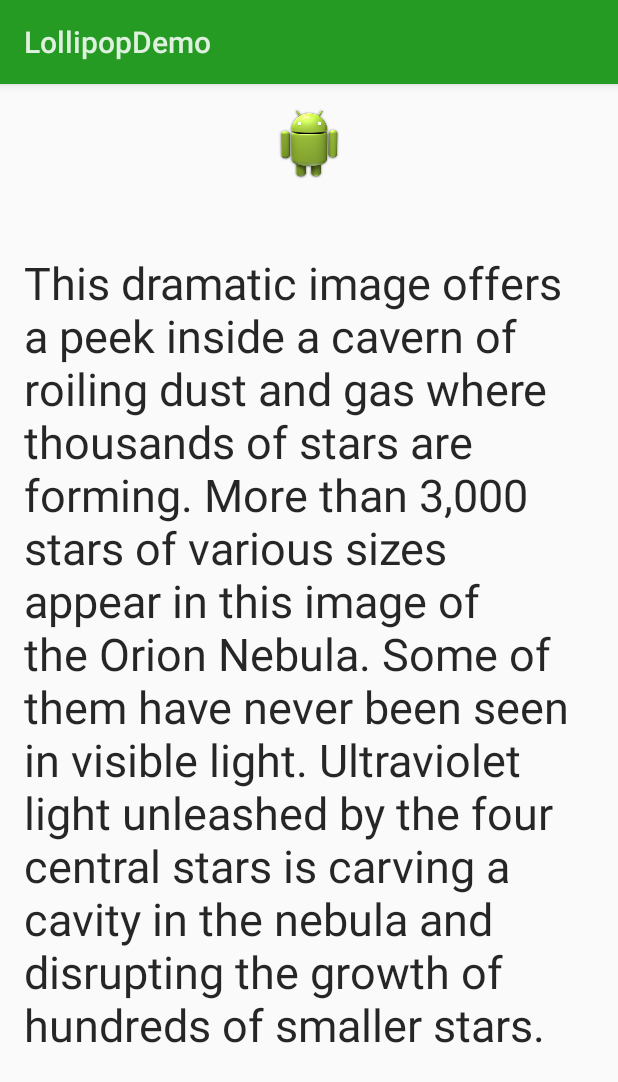
After one commit to ToxicBakery/LollipopDemo, an Android app: the layout activity_demo_shared_view_detail.xml on its own in the app's theme, with its tools: preview values and no code run, on a phone screen of 412 x 824 dp. The commit adds this screen. Shown: the top 1082 px of the screen. Run offline under Robolectric (Android 15) with nearby library versions, the phone set to English and light mode, and no system bars.

Commit message:
finished new activity transitions

```diff
--- a/mobile/src/main/java/com/ToxicBakery/lollipop/MainActivity.java
+++ b/mobile/src/main/java/com/ToxicBakery/lollipop/MainActivity.java
@@ -13,11 +13,11 @@ import android.widget.ListView;
 import android.widget.TextView;
 
 import com.ToxicBakery.lollipop.demo.CardViewActivity;
+import com.ToxicBakery.lollipop.demo.NewActivityTransitionsActivity;
 import com.ToxicBakery.lollipop.demo.RealtimeShadowsActivity;
 import com.ToxicBakery.lollipop.demo.RecyclerViewActivity;
 import com.ToxicBakery.lollipop.demo.RevealActivity;
 import com.ToxicBakery.lollipop.demo.RippleActivity;
-import com.ToxicBakery.lollipop.demo.SharedViewActivity;
 
 public class MainActivity extends Activity implements AdapterView.OnItemClickListener {
 
@@ -27,7 +27,7 @@ public class MainActivity extends Activity implements AdapterView.OnItemClickLis
             , new Demonstration(RecyclerViewActivity.class, R.string.demo_recycler_view)
             , new Demonstration(RevealActivity.class, R.string.demo_reveal)
             , new Demonstration(RippleActivity.class, R.string.demo_ripple)
-            , new Demonstration(SharedViewActivity.class, R.string.demo_shared_view)
+            , new Demonstration(NewActivityTransitionsActivity.class, R.string.demo_activity_transitions)
     };
 
     private ListView listViewDemos;
--- /dev/null
+++ b/mobile/src/main/res/layout/activity_demo_shared_view_detail.xml
@@ -0,0 +1,29 @@
+<?xml version="1.0" encoding="utf-8"?>
+
+<LinearLayout
+    xmlns:android="http://schemas.android.com/apk/res/android"
+    android:orientation="vertical"
+    android:layout_width="match_parent"
+    android:layout_height="match_parent">
+
+    <ImageView
+        android:layout_margin="@dimen/activity_horizontal_margin"
+        android:id="@+id/imageView"
+        android:layout_width="match_parent"
+        android:layout_height="wrap_content"
+        android:transitionName="sharedImage"
+        android:src="@drawable/ic_launcher"
+        android:layout_gravity="center_horizontal" />
+
+    <TextView
+        android:padding="@dimen/activity_vertical_margin"
+        android:layout_marginTop="@dimen/activity_vertical_margin"
+        android:layout_width="wrap_content"
+        android:layout_height="wrap_content"
+        android:textAppearance="?android:attr/textAppearanceMedium"
+        android:text="@string/space_picture_detail_text"
+        android:id="@+id/textView"
+        android:layout_gravity="center_horizontal" />
+
+
+</LinearLayout>
--- /dev/null
+++ b/mobile/src/main/res/transition/change_image_transform.xml
@@ -0,0 +1,5 @@
+<?xml version="1.0" encoding="utf-8"?>
+
+<transitionSet xmlns:android="http://schemas.android.com/apk/res/android">
+    <changeImageTransform/>
+</transitionSet>
--- a/mobile/src/main/res/values/strings.xml
+++ b/mobile/src/main/res/values/strings.xml
@@ -18,7 +18,8 @@
     <string name="demo_ripple">Ripple</string>
     <string name="demo_ripple_button">Rip It!</string>
     <!-- SharedView -->
-    <string name="demo_shared_view">Shared View</string>
+    <string name="demo_activity_transitions">New Activity Transitions</string>
+    <string name="space_picture_detail_text">This dramatic image offers a peek inside a cavern of roiling dust and gas where thousands of stars are forming. More than 3,000 stars of various sizes appear in this image of the Orion Nebula. Some of them have never been seen in visible light. Ultraviolet light unleashed by the four central stars is carving a cavity in the nebula and disrupting the growth of hundreds of smaller stars.</string>
 
 
 </resources>
```
Also changed, not shown: mobile/src/main/AndroidManifest.xml (+10 -2 lines), mobile/src/main/java/com/ToxicBakery/lollipop/demo/NewActivityTransitionsActivity.java (added, +207 -0 lines), mobile/src/main/java/com/ToxicBakery/lollipop/demo/SharedViewActivity.java (deleted, +0 -7 lines), mobile/src/main/res/layout/activity_demo_new_transitions.xml (added, +12 -0 lines), mobile/src/main/res/values/styles.xml (+20 -0 lines), mobile/src/main/res/drawable-xhdpi/butterfly.jpg (added), mobile/src/main/res/drawable-xhdpi/carina.jpg (added), mobile/src/main/res/drawable-xhdpi/jet.jpg (added), mobile/src/main/res/drawable-xhdpi/ngc.jpg (added), mobile/src/main/res/drawable-xhdpi/whirlpool.jpg (added), mobile/src/main/res/drawable-xhdpi/zwicky.jpg (added), 1 other file.
